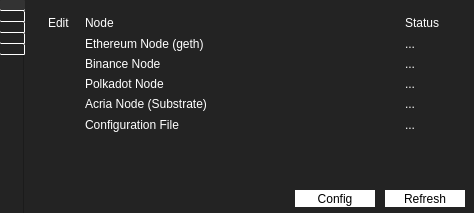
This is mainwindow.ui in Acria-Network/Acria-Oracle-Node-Qt as Qt 5 draws it before an edit. The edited form follows.
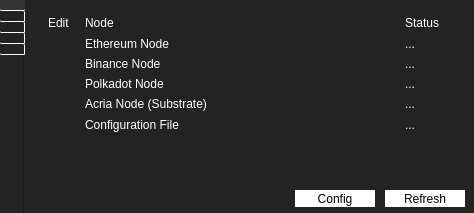
This is the edited form. The open tabs and pages were chosen to show the change. Icons and pictures are not drawn.

What changed in the file:
```diff
--- a/mainwindow.ui
+++ b/mainwindow.ui
@@ -87,7 +87,7 @@
        </rect>
       </property>
       <property name="text">
-       <string>Ethereum Node (geth)</string>
+       <string>Ethereum Node</string>
       </property>
      </widget>
      <widget class="QPushButton" name="pushButton_eth_settings">
```
Left out of the diff: 2 changed lines with no effect on the pictures.
